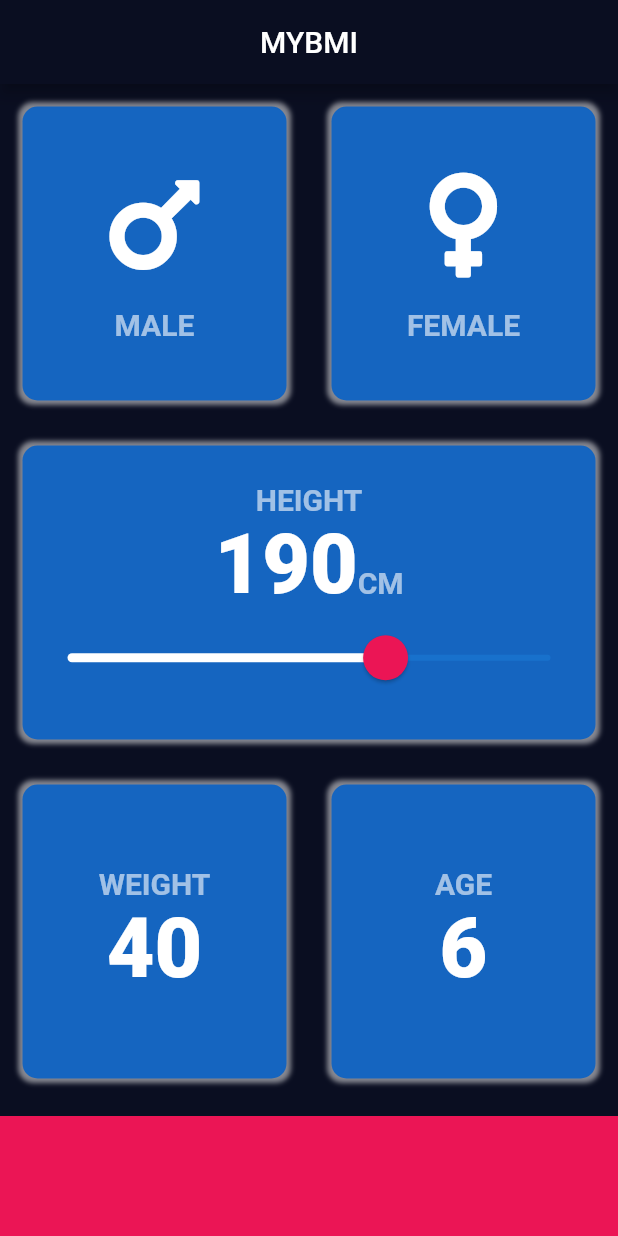
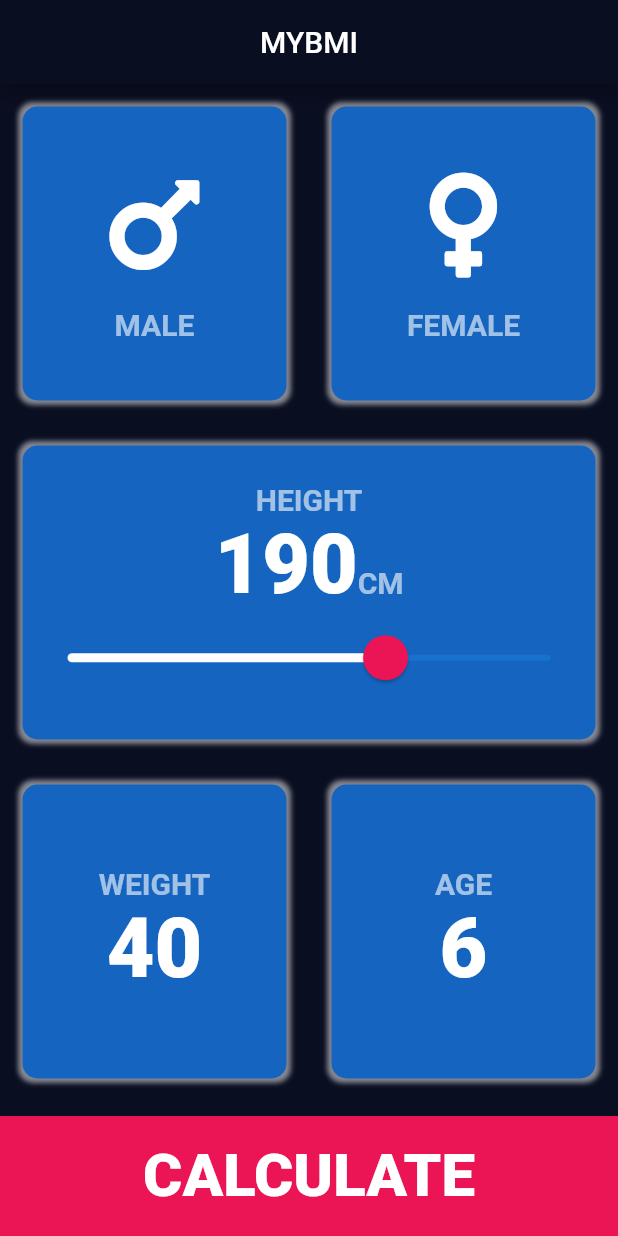
Before and after one commit to RedeemerNtumy/bmiCalculatorApp, a Flutter app: the screen it shows after launch, on a phone screen of 412 x 824 dp. Run offline on Flutter 3.47's test engine with Material 2 defaults, Android fonts, the phone set to English and light mode, and no system bars; our stand-ins replace font_awesome_flutter.

Commit message:
Goes on and on

```diff
--- a/lib/input_page.dart
+++ b/lib/input_page.dart
@@ -158,6 +158,12 @@ class _InputPageState extends State<InputPage> {
             ),
           ),
           Container(
+            child: Center(
+              child: Text(
+                "CALCULATE",
+                style: TextStyle(fontWeight: FontWeight.w900, fontSize: 40),
+              ),
+            ),
             color: kbottomContainerColor,
             margin: EdgeInsets.only(top: 10),
             width: double.infinity,
```
